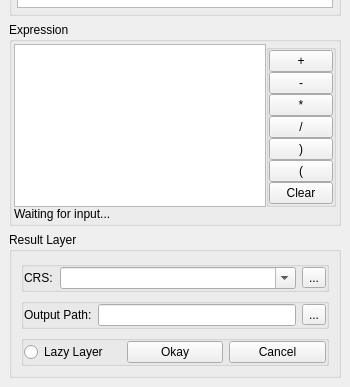
timvandriel/qgis-raster-calculator, file lazy_raster_calculator_dockwidget_base.ui: the form before one commit; both pictures show x 0 to 350 and y 181 to 568 of the 350 by 568 pixel window.
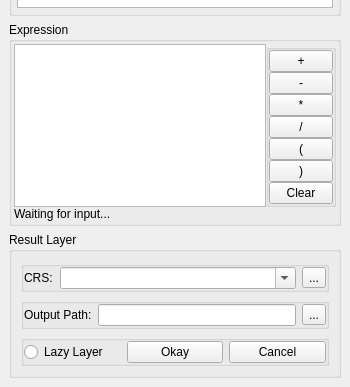
The form after the commit.

Commit message: added CRS modfication using raster.reproject

Diff of the .ui file:
```diff
--- a/lazy_raster_calculator_dockwidget_base.ui
+++ b/lazy_raster_calculator_dockwidget_base.ui
@@ -158,16 +158,16 @@
            </widget>
           </item>
           <item>
-           <widget class="QPushButton" name="closeParenButton">
+           <widget class="QPushButton" name="openParenButton">
             <property name="text">
-             <string>)</string>
+             <string>(</string>
             </property>
            </widget>
           </item>
           <item>
-           <widget class="QPushButton" name="openParenButton">
+           <widget class="QPushButton" name="closeParenButton">
             <property name="text">
-             <string>(</string>
+             <string>)</string>
             </property>
            </widget>
           </item>
```
The commit also changes 5 other files.
